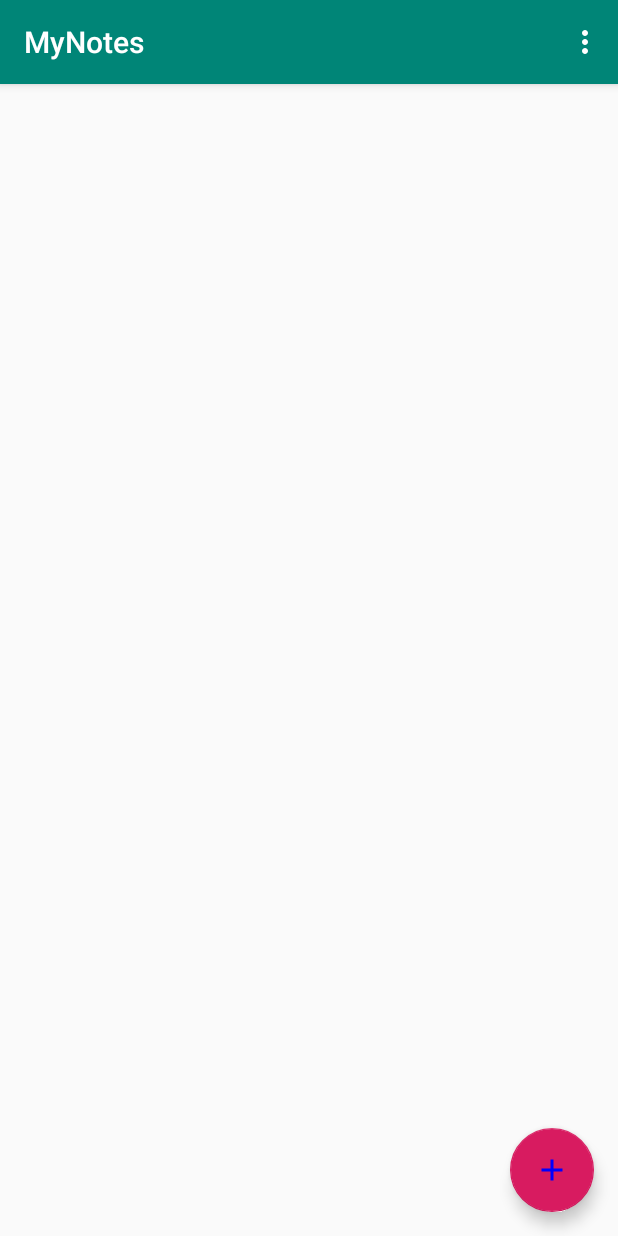
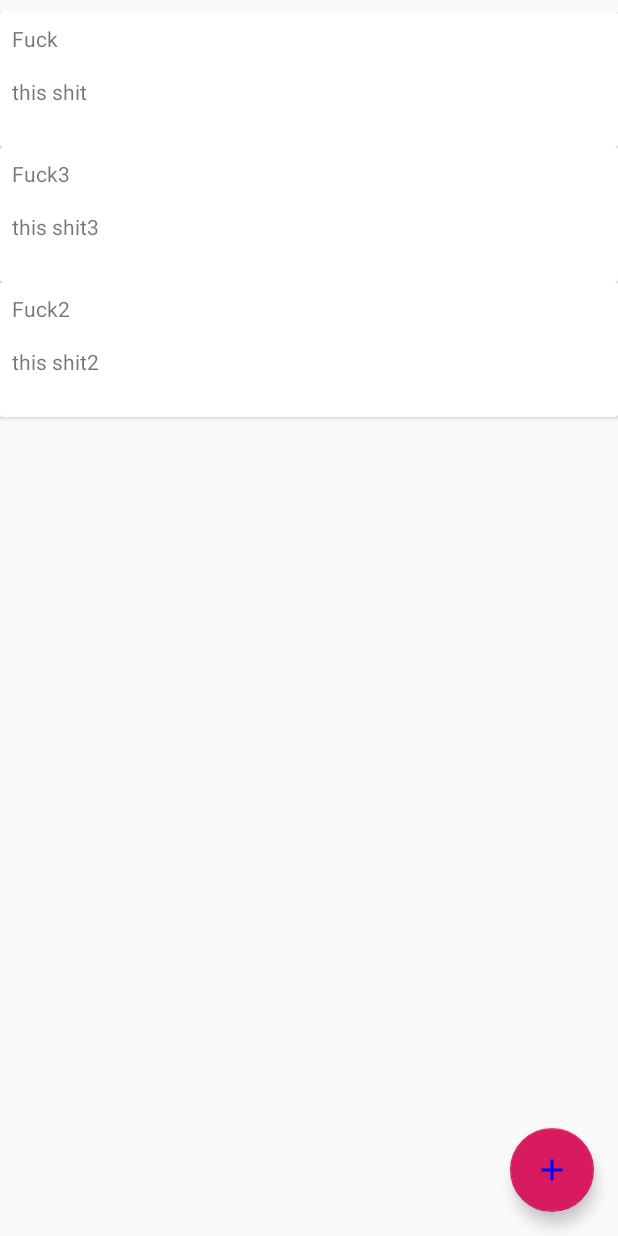
Before and after one commit to DarkWervolf/MyNotes, an Android app: the screen it shows after launch (MainActivity), on a phone screen of 412 x 824 dp. Run offline under Robolectric (Android 15) with nearby library versions, the phone set to English and light mode, and no system bars.

Commit message:
It works

```diff
--- a/app/src/main/java/com/example/user/mynotes/Adapters/NoteAdapter.java
+++ b/app/src/main/java/com/example/user/mynotes/Adapters/NoteAdapter.java
@@ -10,16 +10,20 @@ import com.example.user.mynotes.Models.Note;
 import com.example.user.mynotes.R;
 import com.example.user.mynotes.ViewHolders.NoteViewHolder;
 
+import java.util.ArrayList;
 import java.util.List;
 
-public class NoteAdapter extends RecyclerView.Adapter {
+public class NoteAdapter extends RecyclerView.Adapter<NoteViewHolder> {
 
-    List<Note> notes;
-    public NoteAdapter(List<Note> notes){
+    ArrayList<Note> notes;
+    Context context;
+    public NoteAdapter(ArrayList<Note> notes, Context context){
         this.notes = notes;
+        this.context = context;
     }
 
     //Create ViewHolder
+    @NonNull @Override
     public NoteViewHolder onCreateViewHolder(@NonNull ViewGroup viewGroup, int i) {
         View v = LayoutInflater.from(viewGroup.getContext()).inflate(R.layout.note_model, viewGroup, false);
         NoteViewHolder nvh = new NoteViewHolder(v);
@@ -27,16 +31,9 @@ public class NoteAdapter extends RecyclerView.Adapter {
     }
 
     @Override
-    public void onBindViewHolder(@NonNull RecyclerView.ViewHolder viewHolder, int i) {
-    }
-
-    public void onBindViewH(NoteViewHolder noteViewHolder, Note note) {
+    public void onBindViewHolder(@NonNull NoteViewHolder noteViewHolder, int position) {
+        Note note = notes.get(position);
         noteViewHolder.onBind(note);
-    }
-
-    @Override
-    public void onAttachedToRecyclerView(RecyclerView recyclerView) {
-        super.onAttachedToRecyclerView(recyclerView);
     }
 
     // total number of rows
--- a/app/src/main/java/com/example/user/mynotes/MainActivity.java
+++ b/app/src/main/java/com/example/user/mynotes/MainActivity.java
@@ -24,16 +24,10 @@ import java.io.File;
 import java.io.FileNotFoundException;
 import java.io.IOException;
 import java.io.InputStreamReader;
+import java.util.ArrayList;
 import java.util.List;
 
 public class MainActivity extends AppCompatActivity {
-
-    final String LOG_TAG = "myLogs";
-    final String FILENAME = "file";
-    final String DIR_SD = "MyFiles";
-    final String FILENAME_SD = "fileSD";
-    String[] notes_files;
-    String lastNote_file;
 
     private NoteAdapter adapter;
 
@@ -41,80 +35,27 @@ public class MainActivity extends AppCompatActivity {
     protected void onCreate(Bundle savedInstanceState) {
         super.onCreate(savedInstanceState);
         setContentView(R.layout.activity_main);
-        Toolbar toolbar = (Toolbar) findViewById(R.id.toolbar);
-        setSupportActionBar(toolbar);
 
-        //readFile();
-
-        List<Note> notes = null;
+        ArrayList<Note> notes = new ArrayList<>();
         Note note1 = new Note("Fuck", "this shit");
         Note note2 = new Note("Fuck2", "this shit2");
         Note note3 = new Note("Fuck3", "this shit3");
         notes.add(note1);notes.add(note3);notes.add(note2);
         RecyclerView recyclerView = findViewById(R.id.main_recycler);
-        recyclerView.setLayoutManager(new LinearLayoutManager(this));
-        adapter = new NoteAdapter(notes);
+        RecyclerView.LayoutManager manager = new LinearLayoutManager(this);
+        recyclerView.setLayoutManager(manager);
+        adapter = new NoteAdapter(notes, this);
         recyclerView.setAdapter(adapter);
 
         FloatingActionButton fab = (FloatingActionButton) findViewById(R.id.button_addNote);
         fab.setOnClickListener(new View.OnClickListener() {
             @Override
             public void onClick(View view) {
+                Note note;
                 Intent intent = new Intent(MainActivity.this, NewNoteActivity.class);
                 startActivityForResult(intent, 101);
             }
         });
     }
 
-    @Override
-    protected void onActivityResult(int requestCode, int resultCode, @Nullable Intent data) {
-        if(requestCode == 101){
-            if(resultCode == RESULT_OK){
-                lastNote_file = data.getStringExtra("101");
-            }
-        }
-
-    }
-
-    @Override
-    public boolean onCreateOptionsMenu(Menu menu) {
-        // Inflate the menu; this adds items to the action bar if it is present.
-        getMenuInflater().inflate(R.menu.menu_main, menu);
-        return true;
-    }
-
-    @Override
-    public boolean onOptionsItemSelected(MenuItem item) {
-        // Handle action bar item clicks here. The action bar will
-        // automatically handle clicks on the Home/Up button, so long
-        // as you specify a parent activity in AndroidManifest.xml.
-        int id = item.getItemId();
-
-        //noinspection SimplifiableIfStatement
-        if (id == R.id.action_settings) {
-            return true;
-        }
-
-        return super.onOptionsItemSelected(item);
-    }
-/*
-    void readFile() {
-        try {
-            // открываем поток для чтения
-            for (int i = 0; i < notes_files.length; i++) {
-                BufferedReader br = new BufferedReader(new InputStreamReader(
-                        openFileInput(notes_file[i])));
-                String text = "";
-                // читаем содержимое
-                while ((text = br.readLine()) != null) {
-                    Log.d(LOG_TAG, text);
-                    //TO DO showing func
-                }
-            }
-        } catch (FileNotFoundException e) {
-            e.printStackTrace();
-        } catch (IOException e) {
-            e.printStackTrace();
-        }
-    }*/
 }
--- a/app/src/main/java/com/example/user/mynotes/ViewHolders/NoteViewHolder.java
+++ b/app/src/main/java/com/example/user/mynotes/ViewHolders/NoteViewHolder.java
@@ -1,5 +1,6 @@
 package com.example.user.mynotes.ViewHolders;
 
+import android.content.Context;
 import android.support.annotation.NonNull;
 import android.support.v7.widget.RecyclerView;
 import android.view.View;
@@ -8,14 +9,16 @@ import android.widget.TextView;
 import com.example.user.mynotes.Models.Note;
 import com.example.user.mynotes.R;
 
+import java.util.ArrayList;
+
 public class NoteViewHolder extends RecyclerView.ViewHolder {
 
     public TextView titleView;
     public TextView textView;
 
+
     public NoteViewHolder(View itemView) {
         super(itemView);
-
         titleView = itemView.findViewById(R.id.note_titleView);
         textView = itemView.findViewById(R.id.note_textView);
     }
--- a/app/src/main/res/layout/activity_main.xml
+++ b/app/src/main/res/layout/activity_main.xml
@@ -5,23 +5,6 @@
     android:layout_width="match_parent"
     android:layout_height="match_parent"
     tools:context=".MainActivity">
-
-    <android.support.design.widget.AppBarLayout
-        android:id="@+id/appBarLayout"
-        android:layout_width="match_parent"
-        android:layout_height="wrap_content"
-        android:theme="@style/AppTheme.AppBarOverlay">
-
-        <android.support.v7.widget.Toolbar
-            android:id="@+id/toolbar"
-            android:layout_width="match_parent"
-            android:layout_height="?attr/actionBarSize"
-            android:background="?attr/colorPrimary"
-            app:popupTheme="@style/AppTheme.PopupOverlay" />
-
-    </android.support.design.widget.AppBarLayout>
-
-    <include layout="@layout/content_main" />
 
     <LinearLayout
         android:layout_width="match_parent"
@@ -32,11 +15,11 @@
         android:id="@+id/main_recycler"
         android:layout_width="match_parent"
         android:layout_height="0dp"
-        android:layout_marginTop="1dp"
+        android:layout_marginTop="8dp"
         app:layout_constraintBottom_toBottomOf="parent"
         app:layout_constraintEnd_toEndOf="parent"
         app:layout_constraintStart_toStartOf="parent"
-        app:layout_constraintTop_toBottomOf="@+id/appBarLayout" />
+        app:layout_constraintTop_toTopOf="parent" />
 
     <android.support.design.widget.FloatingActionButton
         android:id="@+id/button_addNote"
--- a/app/src/main/res/layout/note_model.xml
+++ b/app/src/main/res/layout/note_model.xml
@@ -1,8 +1,11 @@
 <?xml version="1.0" encoding="utf-8"?>
+<android.support.v7.widget.CardView xmlns:android="http://schemas.android.com/apk/res/android"
+    xmlns:tools="http://schemas.android.com/tools"
+    android:layout_width="match_parent"
+    android:layout_height="wrap_content"
+    xmlns:app="http://schemas.android.com/apk/res-auto">
+
     <android.support.constraint.ConstraintLayout
-    xmlns:android="http://schemas.android.com/apk/res/android"
-    xmlns:app="http://schemas.android.com/apk/res-auto"
-    xmlns:tools="http://schemas.android.com/tools"
         android:layout_width="match_parent"
         android:layout_height="match_parent">
 
@@ -23,15 +26,24 @@
             android:layout_width="0dp"
             android:layout_height="wrap_content"
             android:layout_marginStart="8dp"
+            android:layout_marginTop="16dp"
+            android:layout_marginEnd="8dp"
+            android:text="TextView"
+            app:layout_constraintEnd_toEndOf="parent"
+            app:layout_constraintHorizontal_bias="0.0"
+            app:layout_constraintStart_toStartOf="parent"
+            app:layout_constraintTop_toBottomOf="@+id/note_titleView" />
+
+        <TextView
+            android:id="@+id/textView"
+            android:layout_width="wrap_content"
+            android:layout_height="wrap_content"
+            android:layout_marginStart="8dp"
             android:layout_marginTop="8dp"
             android:layout_marginEnd="8dp"
-        android:layout_marginBottom="8dp"
-        android:text="TextView"
-        app:layout_constraintBottom_toBottomOf="parent"
             app:layout_constraintEnd_toEndOf="parent"
-        app:layout_constraintHorizontal_bias="1.0"
             app:layout_constraintStart_toStartOf="parent"
-        app:layout_constraintTop_toBottomOf="@+id/note_titleView"
-        app:layout_constraintVertical_bias="0.048" />
+            app:layout_constraintTop_toBottomOf="@+id/note_textView" />
 
     </android.support.constraint.ConstraintLayout>
+    </android.support.v7.widget.CardView>
--- a/app/src/main/res/menu/menu_main.xml
+++ /dev/null
@@ -1,10 +0,0 @@
-<menu xmlns:android="http://schemas.android.com/apk/res/android"
-    xmlns:app="http://schemas.android.com/apk/res-auto"
-    xmlns:tools="http://schemas.android.com/tools"
-    tools:context="com.example.user.mynotes.MainActivity">
-    <item
-        android:id="@+id/action_settings"
-        android:orderInCategory="100"
-        android:title="@string/action_settings"
-        app:showAsAction="never" />
-</menu>
```
Also changed, not shown: app/src/main/java/com/example/user/mynotes/NewNoteActivity.java (+0 -23 lines). Lines whose indentation alone changed are shown as unchanged.
